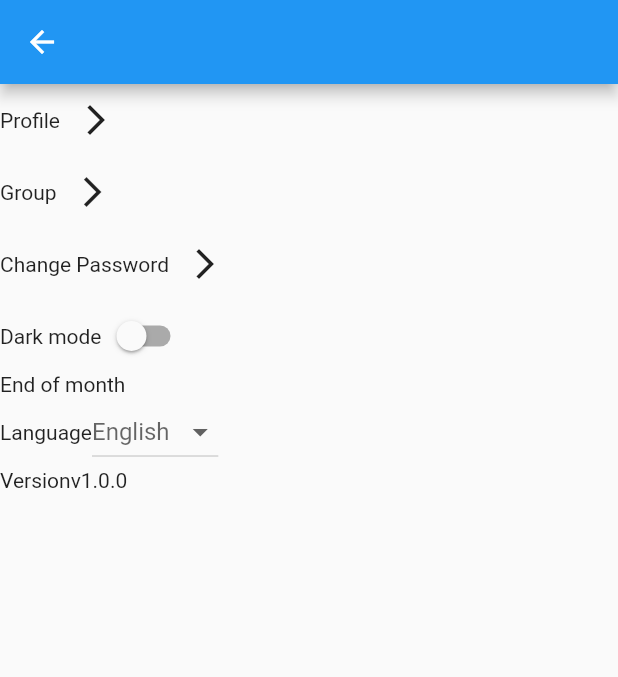
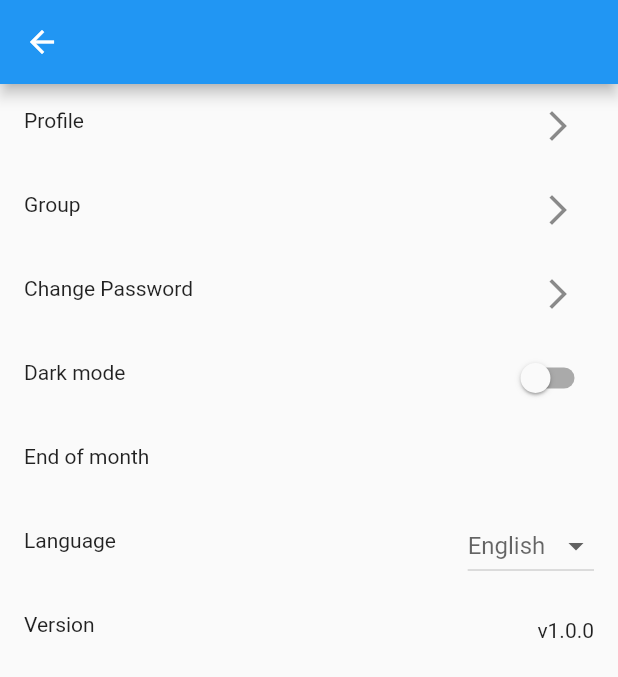
Before and after one commit to Technion236272/2022a-BalanceMe, a Flutter app: the Settings screen opened directly, on a phone screen of 412 x 824 dp. Shown: the top 677 px of the screen. Run offline on Flutter 3.47's test engine with Material 2 defaults, Android fonts, the phone set to English and light mode, and no system bars; our stand-ins replace cloud_firestore, cross_file, firebase_analytics, firebase_auth, firebase_core, firebase_storage and 2 more; missing offline and left inert: dart:ffi; accounts and stored records are empty.

Commit message:
Setting UI ListTiles
replaced containers with ListTiles according to issue #71

```diff
--- a/lib/pages/settings.dart
+++ b/lib/pages/settings.dart
@@ -19,9 +19,7 @@ class _SettingsState extends State<Settings> {
   @override
   Widget build(BuildContext context) {
     return Scaffold(
-      appBar: AppBar(
-
-        ),
+      appBar: AppBar(),
       body: mainSettingsList(),
     );
 
@@ -32,71 +30,44 @@ class _SettingsState extends State<Settings> {
     return ListView(
       children: [
         //profile
-        Container(
-          child: Row(
-            children: [
-              Text(Languages.of(context)!.profileSettings),
-              IconButton(onPressed: getProfileScreen, icon: gc.settingArrow),
-            ],
-          ),
+        ListTile(
+
+          leading: Text(Languages.of(context)!.profileSettings),
+          trailing:
+          IconButton(onPressed: getProfileScreen, icon: gc.settingArrow),
         ),
         //group
-        Container(
-          child: Row(
-            children: [
-              Text(Languages.of(context)!.groupSettings),
-              IconButton(onPressed: getGroupScreen, icon: gc.settingArrow)
-            ],
-          ),
+        ListTile(
+          leading: Text(Languages.of(context)!.groupSettings),
+          trailing:
+              IconButton(onPressed: getGroupScreen, icon: gc.settingArrow),
         ),
         //change password
-        Container(
-          child: Row(
-            children: [
-              Text(Languages.of(context)!.passwordSettings),
-              IconButton(
-                  onPressed: getChangePasswordScreen, icon: gc.settingArrow)
-            ],
-          ),
+        ListTile(
+          leading: Text(Languages.of(context)!.passwordSettings),
+          trailing: IconButton(
+              onPressed: getChangePasswordScreen, icon: gc.settingArrow),
         ),
         //Dark mode
-        Container(
-          child: Row(
-            children: [
-              Text(Languages.of(context)!.darkModeSettings),
-              Switch(value: isDark(), onChanged: setDarkMode)
-            ],
-          ),
-        ),
+        ListTile(
+            leading: Text(Languages.of(context)!.darkModeSettings),
+            trailing: Switch(value: isDark(), onChanged: setDarkMode)),
         //End of month
-        Container(
-          child: Row(
-            children: [
-              Text(Languages.of(context)!.endOfMonthSettings),
-
-            ],
-          ),
+        ListTile(
+          leading: Text(Languages.of(context)!.endOfMonthSettings),
+          trailing: daysOfMonthRadio(),
         ),
         //language
-        Container(
-          child: Row(
-            children: [
-              Text(Languages.of(context)!.languageSettings),
-              //TODO: find out how to pass build of one Stateful widget to another
-              const LanguageDropDown()
-              //drop.LanguageDropDown,
-            ],
-          ),
-        ),
+        ListTile(
+            leading: Text(Languages.of(context)!.languageSettings),
+            trailing: const LanguageDropDown()
+            //drop.LanguageDropDown,
+
+            ),
         //version
-        Container(
-          child: Row(
-            children: [
-              Text(Languages.of(context)!.versionSettings),
-              Text(config.projectVersion)
-            ],
-          ),
-        )
+        ListTile(
+            leading: Text(Languages.of(context)!.versionSettings),
+            trailing: const Text(config.projectVersion))
       ],
     );
   }
@@ -127,10 +98,15 @@ class _SettingsState extends State<Settings> {
   }
 
   //TODO: get day of the month from firebase
-  int getDayOfMonth() {return 1;}
+  int getDayOfMonth() {
+    return 1;
+  }
+
   //TODO: set day of the month according to integer from daysOfMonth list
   void setDayOfMonth(Object? value) {}
 
   //TODO: generate radios for days of month
-  Widget daysOfMonthRadio(){return Container();}
+  Widget daysOfMonthRadio() {
+    return Container();
+  }
 }
```
